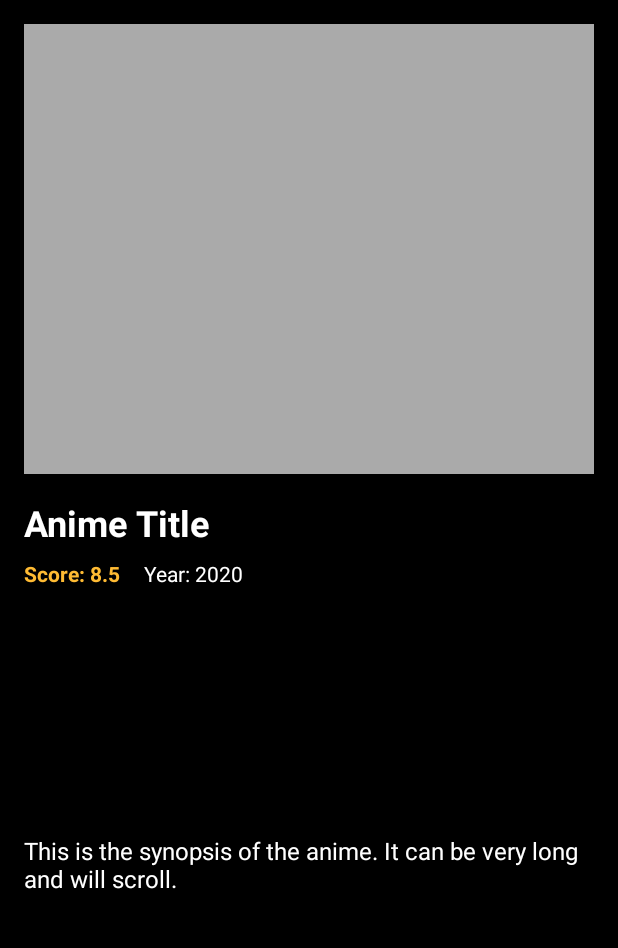
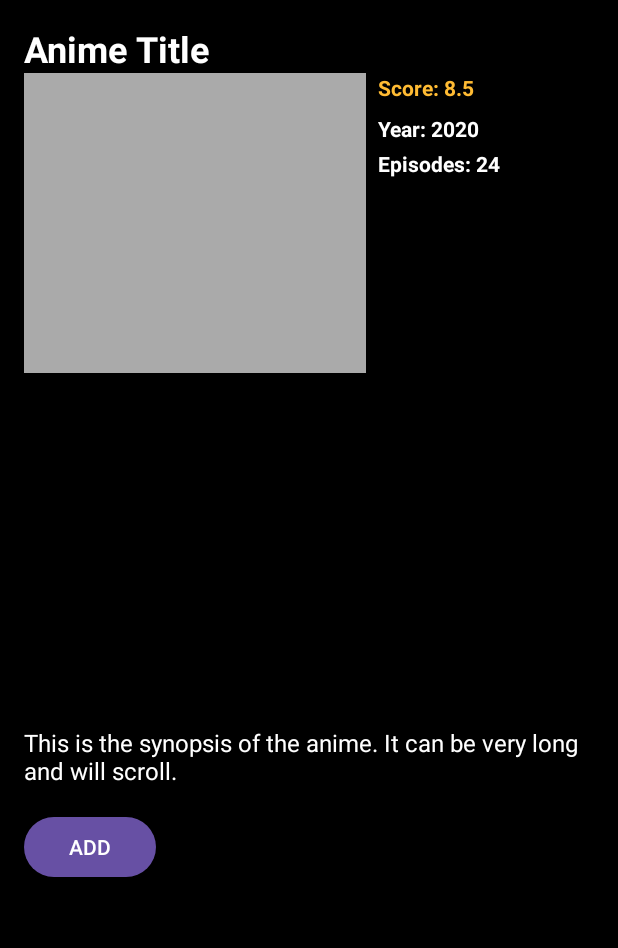
Before and after one commit to spacemark3/Animedex, an Android app: the AnimeDetailActivity screen opened directly, with no data from a screen before it, on a phone screen of 412 x 824 dp, the part 96-1044 px from its top. Run offline under Robolectric (Android 15) with nearby library versions, the phone set to English and light mode, and no system bars; pictures from the network do not load.

Commit message:
Modified AnimeDetailLayout, added Button to save completed anime

```diff
--- /dev/null
+++ b/app/src/main/java/com/example/animedex/ApiCompletedResponse.java
@@ -0,0 +1,5 @@
+package com.example.animedex;
+
+public class ApiCompletedResponse {
+    public String message;
+}
--- a/app/src/main/java/com/example/animedex/ApiService.java
+++ b/app/src/main/java/com/example/animedex/ApiService.java
@@ -1,7 +1,9 @@
 package com.example.animedex;
 
 import retrofit2.Call;
+import retrofit2.http.Body;
 import retrofit2.http.GET;
+import retrofit2.http.POST;
 import retrofit2.http.Path;
 
 public interface ApiService {
@@ -9,4 +11,7 @@ public interface ApiService {
     Call<ApiResponse> getAnimeList();
     @GET("anime/{id}")
     Call<ApiDetailResponse> getAnimeDetail(@Path("id") int id);
+    @POST("api/completed")
+    Call<ApiCompletedResponse> addCompleted(@Body CompletedAnimeRequest request);
+
 }
--- a/app/src/main/res/layout/activity_anime_detail.xml
+++ b/app/src/main/res/layout/activity_anime_detail.xml
@@ -11,16 +11,8 @@
         android:layout_width="match_parent"
         android:layout_height="wrap_content"
         android:padding="16dp">
-        <ImageView
-            android:id="@+id/image"
-            android:layout_width="0dp"
-            android:layout_height="300dp"
-            android:scaleType="centerCrop"
-            app:layout_constraintTop_toTopOf="parent"
-            app:layout_constraintStart_toStartOf="parent"
-            app:layout_constraintEnd_toEndOf="parent"
-            android:background="@android:color/darker_gray"
-            app:layout_constraintWidth_percent="1" />
+
+        <!-- Title at top -->
         <TextView
             android:id="@+id/title"
             android:layout_width="0dp"
@@ -29,10 +21,32 @@
             android:textColor="@android:color/white"
             android:textSize="24sp"
             android:textStyle="bold"
-            android:layout_marginTop="16dp"
-            app:layout_constraintTop_toBottomOf="@id/image"
+            app:layout_constraintTop_toTopOf="parent"
             app:layout_constraintStart_toStartOf="parent"
             app:layout_constraintEnd_toEndOf="parent"/>
+
+        <!-- Image on left -->
+        <ImageView
+            android:id="@+id/image"
+            android:layout_width="0dp"
+            android:layout_height="200dp"
+            android:scaleType="centerCrop"
+            android:background="@android:color/darker_gray"
+            app:layout_constraintTop_toBottomOf="@id/title"
+            app:layout_constraintStart_toStartOf="parent"
+            app:layout_constraintEnd_toStartOf="@id/verticalStats"
+            app:layout_constraintWidth_percent="0.6"/>
+
+        <LinearLayout
+            android:id="@+id/verticalStats"
+            android:layout_width="0dp"
+            android:layout_height="wrap_content"
+            android:orientation="vertical"
+            app:layout_constraintTop_toBottomOf="@id/title"
+            app:layout_constraintStart_toEndOf="@id/image"
+            app:layout_constraintEnd_toEndOf="parent"
+            android:layout_marginStart="8dp">
+
             <TextView
                 android:id="@+id/score"
                 android:layout_width="wrap_content"
@@ -40,9 +54,7 @@
                 android:text="Score: 8.5"
                 android:textColor="@android:color/holo_orange_light"
                 android:textStyle="bold"
-            android:layout_marginTop="8dp"
-            app:layout_constraintTop_toBottomOf="@id/title"
-            app:layout_constraintStart_toStartOf="parent"/>
+                android:layout_marginBottom="8dp"/>
 
             <TextView
                 android:id="@+id/year"
@@ -50,11 +62,19 @@
                 android:layout_height="wrap_content"
                 android:text="Year: 2020"
                 android:textColor="@android:color/white"
-            android:layout_marginStart="16dp"
-            android:layout_marginTop="8dp"
-            app:layout_constraintTop_toBottomOf="@id/title"
-            app:layout_constraintStart_toEndOf="@id/score"/>
+                android:textStyle="bold"
+                android:layout_marginBottom="4dp"/>
 
+            <TextView
+                android:id="@+id/episodes"
+                android:layout_width="wrap_content"
+                android:layout_height="wrap_content"
+                android:text="Episodes: 24"
+                android:textColor="@android:color/white"
+                android:textStyle="bold"/>
+        </LinearLayout>
+
+        <!-- Synopsis below image/stats -->
         <TextView
             android:id="@+id/synopsis"
             android:layout_width="0dp"
@@ -63,11 +83,21 @@
             android:textColor="@android:color/white"
             android:textSize="16sp"
             android:layout_marginTop="16dp"
-            app:layout_constraintTop_toBottomOf="@id/score"
+            app:layout_constraintTop_toBottomOf="@id/image"
             app:layout_constraintStart_toStartOf="parent"
             app:layout_constraintEnd_toEndOf="parent"
             app:layout_constraintBottom_toBottomOf="parent"/>
 
+        <!-- Optional: Add Button below synopsis -->
+        <Button
+            android:id="@+id/btnAddCompleted"
+            android:layout_width="wrap_content"
+            android:layout_height="wrap_content"
+            android:text="ADD"
+            android:layout_marginTop="16dp"
+            app:layout_constraintTop_toBottomOf="@id/synopsis"
+            app:layout_constraintStart_toStartOf="parent"/>
+
     </androidx.constraintlayout.widget.ConstraintLayout>
 
 </androidx.core.widget.NestedScrollView>
```
Also changed, not shown: app/src/main/java/com/example/animedex/Anime.java (+9 -4 lines), app/src/main/java/com/example/animedex/AnimeDetailActivity.java (+73 -7 lines), app/src/main/java/com/example/animedex/CompletedAnimeRequest.java (added, +21 -0 lines). Lines whose indentation alone changed are shown as unchanged.
